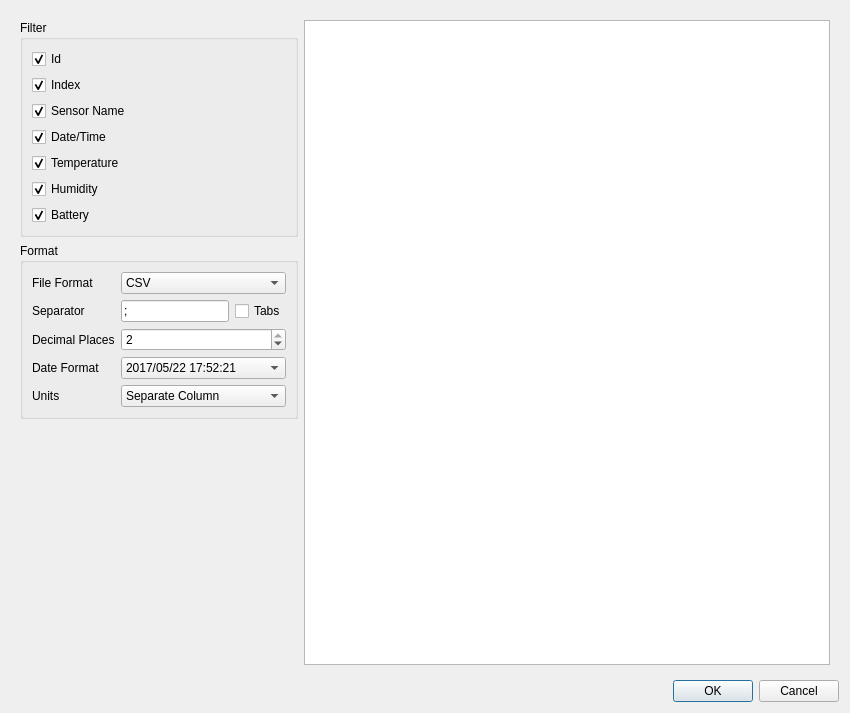
This is manager/src/ExportDataDialog.ui in porkmarks/sense as Qt 5 draws it before an edit. The edited form follows.
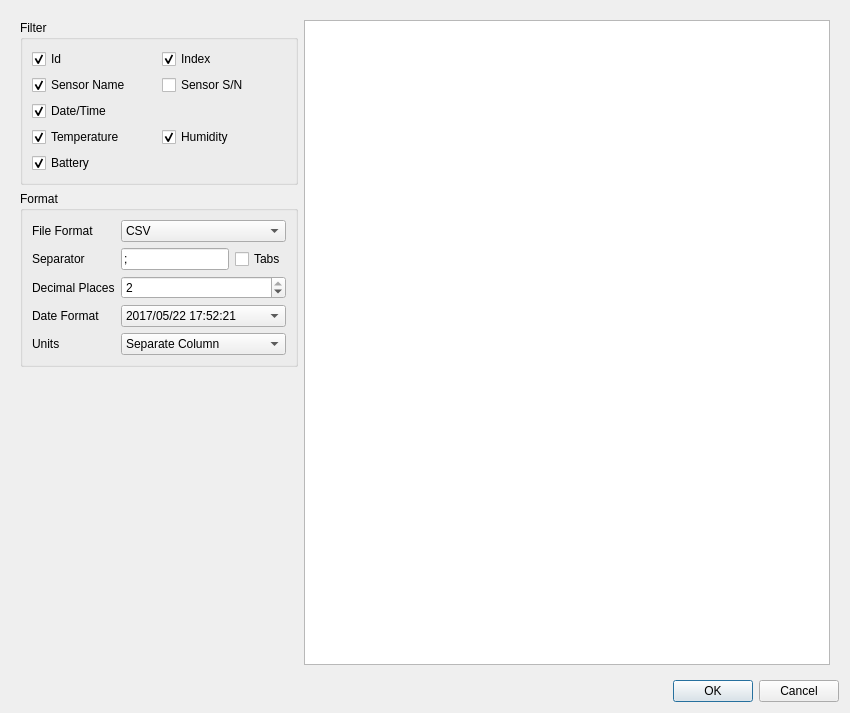
This is the edited form. Icons and pictures are not drawn.

Diff of the .ui file:
```diff
--- a/manager/src/ExportDataDialog.ui
+++ b/manager/src/ExportDataDialog.ui
@@ -52,6 +52,20 @@
            <layout class="QHBoxLayout" name="horizontalLayout">
             <item>
              <layout class="QGridLayout" name="gridLayout">
+              <item row="7" column="0">
+               <widget class="QCheckBox" name="exportBattery">
+                <property name="text">
+                 <string>Battery</string>
+                </property>
+                <property name="icon">
+                 <iconset resource="../res/res.qrc">
+                  <normaloff>:/icons/ui/battery-75.png</normaloff>:/icons/ui/battery-75.png</iconset>
+                </property>
+                <property name="checked">
+                 <bool>true</bool>
+                </property>
+               </widget>
+              </item>
               <item row="3" column="0" colspan="2">
                <widget class="QCheckBox" name="exportTimePoint">
                 <property name="text">
@@ -66,7 +80,60 @@
                 </property>
                </widget>
               </item>
-              <item row="5" column="0" colspan="2">
+              <item row="2" column="0">
+               <widget class="QCheckBox" name="exportSensorName">
+                <property name="text">
+                 <string>Sensor Name</string>
+                </property>
+                <property name="icon">
+                 <iconset resource="../res/res.qrc">
+                  <normaloff>:/icons/ui/sensor.png</normaloff>:/icons/ui/sensor.png</iconset>
+                </property>
+                <property name="checked">
+                 <bool>true</bool>
+                </property>
+               </widget>
+              </item>
+              <item row="2" column="1">
+               <widget class="QCheckBox" name="exportSensorSN">
+                <property name="text">
+                 <string>Sensor S/N</string>
+                </property>
+                <property name="icon">
+                 <iconset resource="../res/res.qrc">
+                  <normaloff>:/icons/ui/sensor.png</normaloff>:/icons/ui/sensor.png</iconset>
+                </property>
+               </widget>
+              </item>
+              <item row="0" column="0">
+               <widget class="QCheckBox" name="exportId">
+                <property name="text">
+                 <string>Id</string>
+                </property>
+                <property name="icon">
+                 <iconset resource="../res/res.qrc">
+                  <normaloff>:/icons/ui/arrow-right.png</normaloff>:/icons/ui/arrow-right.png</iconset>
+                </property>
+                <property name="checked">
+                 <bool>true</bool>
+                </property>
+               </widget>
+              </item>
+              <item row="0" column="1">
+               <widget class="QCheckBox" name="exportIndex">
+                <property name="text">
+                 <string>Index</string>
+                </property>
+                <property name="icon">
+                 <iconset resource="../res/res.qrc">
+                  <normaloff>:/icons/ui/arrow-right.png</normaloff>:/icons/ui/arrow-right.png</iconset>
+                </property>
+                <property name="checked">
+                 <bool>true</bool>
+                </property>
+               </widget>
+              </item>
+              <item row="5" column="0">
                <widget class="QCheckBox" name="exportTemperature">
                 <property name="text">
                  <string>Temperature</string>
@@ -80,7 +147,7 @@
                 </property>
                </widget>
               </item>
-              <item row="6" column="0" colspan="2">
+              <item row="5" column="1">
                <widget class="QCheckBox" name="exportHumidity">
                 <property name="text">
                  <string>Humidity</string>
@@ -94,62 +161,6 @@
                 </property>
                </widget>
               </item>
-              <item row="2" column="0" colspan="2">
-               <widget class="QCheckBox" name="exportSensorName">
-                <property name="text">
-                 <string>Sensor Name</string>
-                </property>
-                <property name="icon">
-                 <iconset resource="../res/res.qrc">
-                  <normaloff>:/icons/ui/sensor.png</normaloff>:/icons/ui/sensor.png</iconset>
-                </property>
-                <property name="checked">
-                 <bool>true</bool>
-                </property>
-               </widget>
-              </item>
-              <item row="1" column="0" colspan="2">
-               <widget class="QCheckBox" name="exportIndex">
-                <property name="text">
-                 <string>Index</string>
-                </property>
-                <property name="icon">
-                 <iconset resource="../res/res.qrc">
-                  <normaloff>:/icons/ui/arrow-right.png</normaloff>:/icons/ui/arrow-right.png</iconset>
-                </property>
-                <property name="checked">
-                 <bool>true</bool>
-                </property>
-               </widget>
-              </item>
-              <item row="0" column="0" colspan="2">
-               <widget class="QCheckBox" name="exportId">
-                <property name="text">
-                 <string>Id</string>
-                </property>
-                <property name="icon">
-                 <iconset resource="../res/res.qrc">
-                  <normaloff>:/icons/ui/arrow-right.png</normaloff>:/icons/ui/arrow-right.png</iconset>
-                </property>
-                <property name="checked">
-                 <bool>true</bool>
-                </property>
-               </widget>
-              </item>
-              <item row="7" column="0">
-               <widget class="QCheckBox" name="exportBattery">
-                <property name="text">
-                 <string>Battery</string>
-                </property>
-                <property name="icon">
-                 <iconset resource="../res/res.qrc">
-                  <normaloff>:/icons/ui/battery-75.png</normaloff>:/icons/ui/battery-75.png</iconset>
-                </property>
-                <property name="checked">
-                 <bool>true</bool>
-                </property>
-               </widget>
-              </item>
              </layout>
             </item>
            </layout>
```
Left out of the diff: 2 changed lines with no effect on the pictures.
